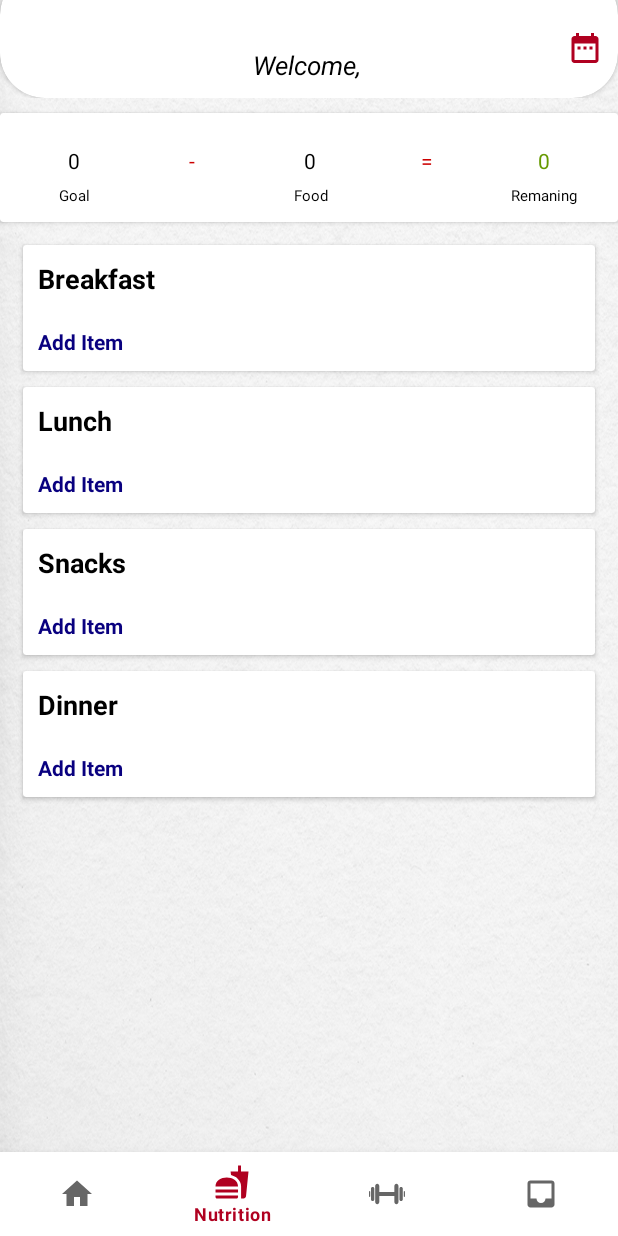
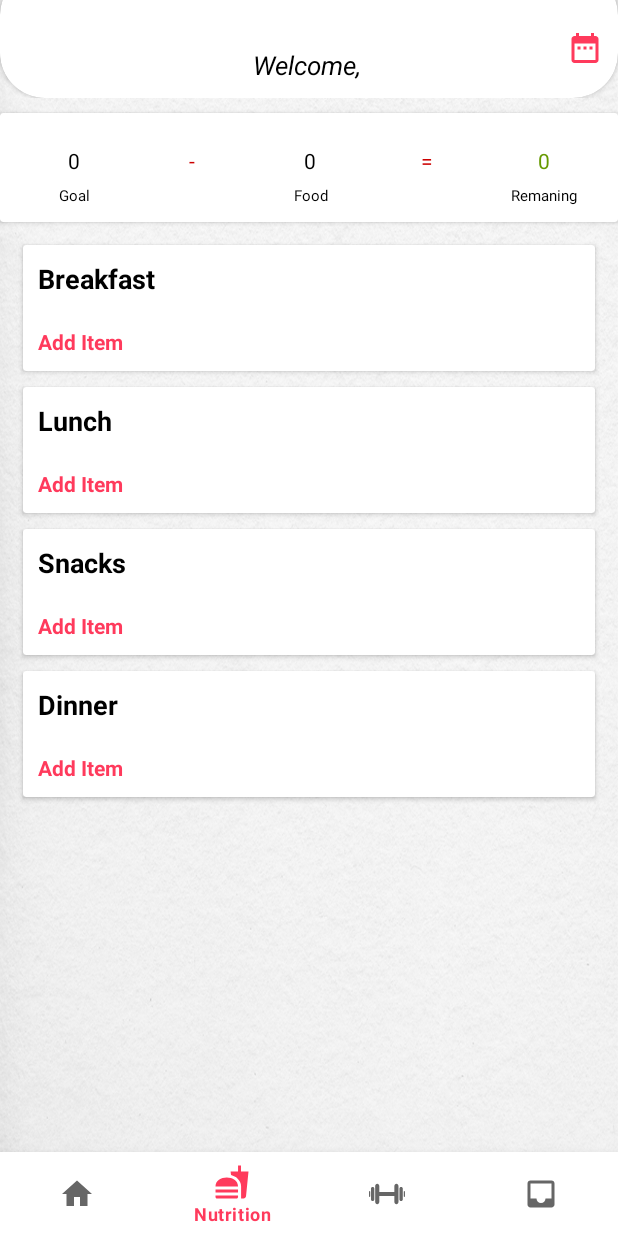
Before and after one commit to MuntashirBinSolaiman/ultimate-fitness, an Android app: the NutritionFragment screen opened through its navigation route, on a phone screen of 412 x 824 dp. Run offline under Robolectric (Android 15) with nearby library versions, the phone set to English and light mode, and no system bars; our stand-ins replace CircleImageView, navigation-ui; libraries missing offline, so code that uses them is left out: com.cometchat.pro, com.facebook.stetho; pictures from the network do not load; 6 statements that could not run were skipped.

Commit message:
Fixed Task issues and color(Nutrition page)

```diff
--- a/app/src/main/res/drawable/bg_circle.xml
+++ b/app/src/main/res/drawable/bg_circle.xml
@@ -5,6 +5,6 @@
 
     <corners android:radius="80dp"/>
     <stroke android:width="1dp"
-        android:color="@color/bar_and_alternate_text_color"/>
+        android:color="@color/nutrition_page_text_colour"/>
 
 </shape>
--- a/app/src/main/res/layout/activity_profile_page.xml
+++ b/app/src/main/res/layout/activity_profile_page.xml
@@ -36,7 +36,7 @@
                     android:layout_width="wrap_content"
                     android:layout_height="wrap_content"
                     android:text="Peter Ombati"
-                    android:textColor="@color/bar_and_alternate_text_color"
+                    android:textColor="@color/nutrition_page_text_colour"
                     android:textSize="20dp"
                     android:layout_marginTop="8dp"
                     android:textStyle="bold"/>
--- a/app/src/main/res/layout/fragment_nutrition.xml
+++ b/app/src/main/res/layout/fragment_nutrition.xml
@@ -202,7 +202,7 @@
                         android:padding="10dp"
 
                         android:textStyle="bold"
-                        android:textColor="@color/bar_and_alternate_text_color"
+                        android:textColor="@color/nutrition_page_text_colour"
                         android:id="@+id/btnAddItemBreakfast"
                         android:text="Add Item"
                         android:layout_width="match_parent"
@@ -237,7 +237,7 @@
                         android:padding="10dp"
 
                         android:textStyle="bold"
-                        android:textColor="@color/bar_and_alternate_text_color"
+                        android:textColor="@color/nutrition_page_text_colour"
                         android:id="@+id/btnAddItemLunch"
                         android:text="Add Item"
                         android:layout_width="match_parent"
@@ -270,7 +270,7 @@
                         android:padding="10dp"
 
                         android:textStyle="bold"
-                        android:textColor="@color/bar_and_alternate_text_color"
+                        android:textColor="@color/nutrition_page_text_colour"
                         android:id="@+id/btnAddItemSnacks"
                         android:text="Add Item"
                         android:layout_width="match_parent"
@@ -302,7 +302,7 @@
                     <TextView
                         android:padding="10dp"
                         android:textStyle="bold"
-                        android:textColor="@color/bar_and_alternate_text_color"
+                        android:textColor="@color/nutrition_page_text_colour"
                         android:id="@+id/btnAddItemDinner"
                         android:text="Add Item"
                         android:layout_width="match_parent"
@@ -336,7 +336,7 @@
                         android:padding="10dp"
 
                         android:textStyle="bold"
-                        android:textColor="@color/bar_and_alternate_text_color"
+                        android:textColor="@color/nutrition_page_text_colour"
                         android:id="@+id/btnAddItemExcercise"
                         android:text="Add Item"
                         android:layout_width="match_parent"
--- a/app/src/main/res/layout/toolbar.xml
+++ b/app/src/main/res/layout/toolbar.xml
@@ -38,7 +38,7 @@
             android:layout_height="wrap_content"
             android:layout_alignParentRight="true"
             android:text="Logout"
-            android:textColor="@color/bar_and_alternate_text_color"
+            android:textColor="@color/nutrition_page_text_colour"
             android:textSize="15dp"
             android:textStyle="normal" />
     </LinearLayout>
@@ -47,7 +47,7 @@
         android:layout_width="match_parent"
         android:layout_height="0.5dp"
         android:layout_below="@+id/liner_ll"
-        android:background="@color/bar_and_alternate_text_color"
+        android:background="@color/nutrition_page_text_colour"
         android:paddingLeft="8dp"
         android:paddingRight="8dp" />
 
--- a/app/src/main/res/values/colors.xml
+++ b/app/src/main/res/values/colors.xml
@@ -14,12 +14,12 @@
     <color name="black_overlay">#66000000</color>
     <color name="light_grey">#D3D3D3</color>
 
-<!--    <color name="login_color_scheme">#FF3A5C</color>-->
+<!--    <color name="login_color_scheme">#B00020</color>-->
 
     <color name="darker_grey">#979797</color>
-    <color name="button_color">#FFBB86FC</color>
-    <color name="icon_color">#B00020</color>
-    <color name="bar_and_alternate_text_color">#09007f</color>
+    <color name="button_color">#FF3A5C</color>
+    <color name="icon_color">#FF3A5C</color>
+    <color name="nutrition_page_text_colour">#FF3A5C</color>
 
 
     <!--Chat Colours-->
```
Also changed, not shown: app/src/main/AndroidManifest.xml (+13 -10 lines).
